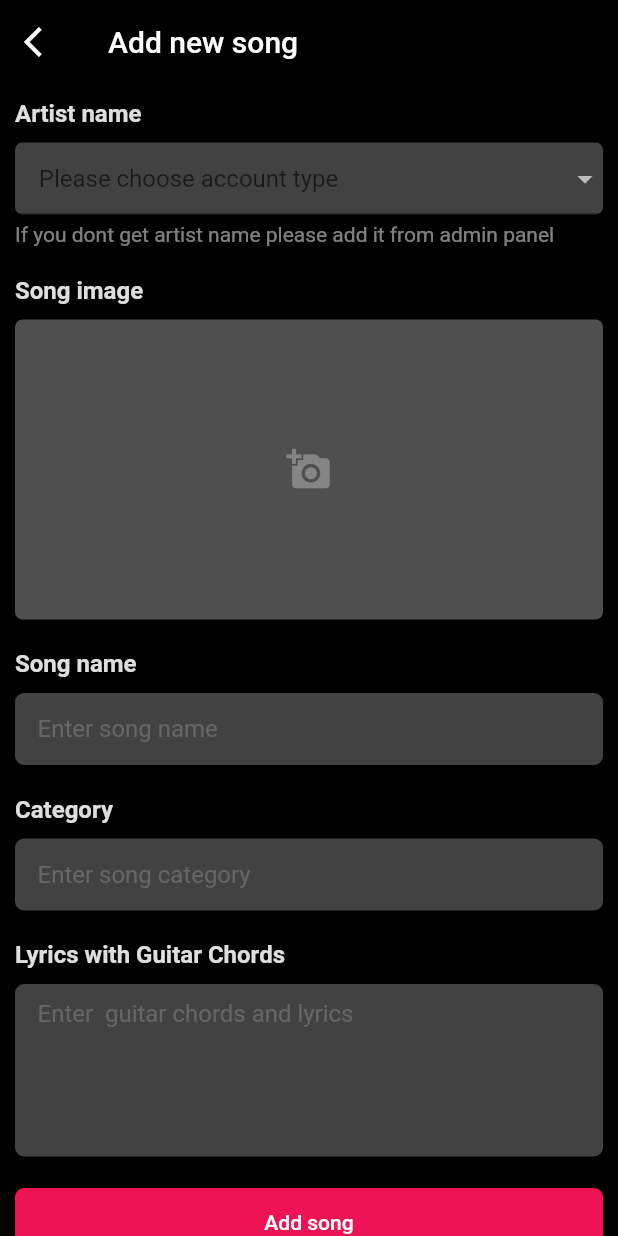
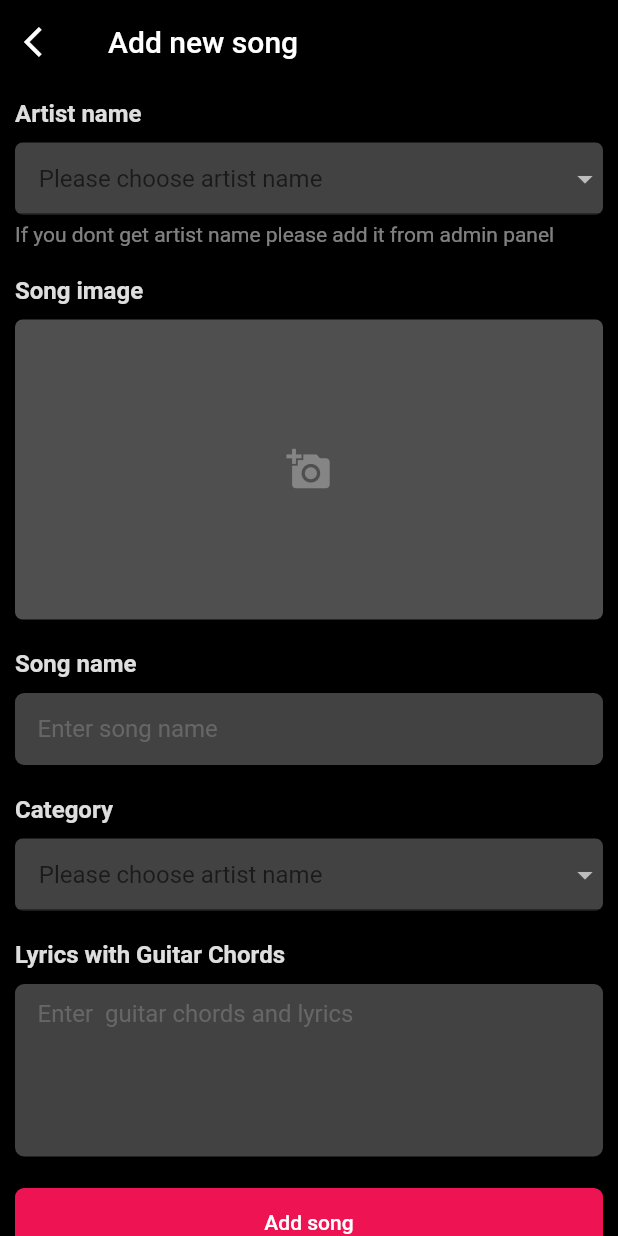
Before and after one commit to Dinushawh/Guitar-Chrods-App-Flutter-Firebase, a Flutter app: the Addnewsong screen opened directly, on a phone screen of 412 x 824 dp. Run offline on Flutter 3.47's test engine with Material 2 defaults, Android fonts, the phone set to English and light mode, and no system bars; our stand-ins replace cached_network_image, cloud_firestore, firebase_auth, firebase_core, firebase_storage, image_picker and 2 more; accounts and stored records are empty.

Commit message:
v.1.0.3.Beta

```diff
--- a/lib/backend/firebase/addArtist.dart
+++ b/lib/backend/firebase/addArtist.dart
@@ -1,3 +1,5 @@
+// ignore_for_file: file_names
+
 import 'package:cloud_firestore/cloud_firestore.dart';
 
 Future addArtist(
--- a/lib/frontend/screens/admin/addnewsong.dart
+++ b/lib/frontend/screens/admin/addnewsong.dart
@@ -31,6 +31,7 @@ class _AddnewsongState extends State<Addnewsong> {
 
   List<String> splitValues = [];
   List<String> names = [];
+  List<String> categories = [];
 
   Future<List<String>> getNameList() async {
     QuerySnapshot querySnapshot =
@@ -39,10 +40,18 @@ class _AddnewsongState extends State<Addnewsong> {
     return names;
   }
 
+  Future<List<String>> getCategoryList() async {
+    QuerySnapshot querySnapshot =
+        await FirebaseFirestore.instance.collection('categories').get();
+    categories =
+        querySnapshot.docs.map((doc) => doc.get('name') as String).toList();
+    return categories;
+  }
+
   @override
   Widget build(BuildContext context) {
     return FutureBuilder(
-        future: getNameList(),
+        future: getNameList().then((value) => getCategoryList()),
         builder: (context, snapshot) {
           return Scaffold(
             appBar: AppBar(
@@ -88,7 +97,7 @@ class _AddnewsongState extends State<Addnewsong> {
                               dropdownColor: Colors.black,
                               decoration:
                                   const InputDecoration(prefix: Text('    ')),
-                              hint: const Text('Please choose account type'),
+                              hint: const Text('Please choose artist name'),
                               items: names.map((String value) {
                                 return DropdownMenuItem<String>(
                                   value: value,
@@ -214,21 +223,25 @@ class _AddnewsongState extends State<Addnewsong> {
                             ),
                           ),
                           const SizedBox(height: 10),
-                          TextFormField(
-                            controller: category,
-                            decoration: InputDecoration(
-                              filled: true,
-                              fillColor:
-                                  const Color.fromARGB(75, 224, 224, 224),
-                              border: OutlineInputBorder(
-                                borderRadius: BorderRadius.circular(6),
-                                borderSide: BorderSide.none,
-                              ),
-                              hintText: 'Enter song category',
-                              hintStyle: const TextStyle(
-                                  color: Color.fromARGB(99, 158, 158, 158)),
-                              contentPadding: const EdgeInsets.symmetric(
-                                  vertical: 10, horizontal: 15),
+                          Container(
+                            decoration: BoxDecoration(
+                              color: const Color.fromARGB(75, 224, 224, 224),
+                              borderRadius: BorderRadius.circular(5),
+                            ),
+                            child: DropdownButtonFormField<String>(
+                              dropdownColor: Colors.black,
+                              decoration:
+                                  const InputDecoration(prefix: Text('    ')),
+                              hint: const Text('Please choose artist name'),
+                              items: categories.map((String value) {
+                                return DropdownMenuItem<String>(
+                                  value: value,
+                                  child: Text(
+                                    value,
+                                  ),
+                                );
+                              }).toList(),
+                              onChanged: (_) {},
                             ),
                           ),
                           const SizedBox(height: 20),
```
Also changed, not shown: lib/frontend/components/chrods/chrodsview.dart (+0 -13 lines), lib/frontend/components/navigation/sidenavigation.dart (+77 -48 lines), lib/frontend/screens/admin/managesongs.dart (added, +144 -0 lines), lib/frontend/screens/admin/updateSongs.dart (added, +21 -0 lines), 11 other files.
